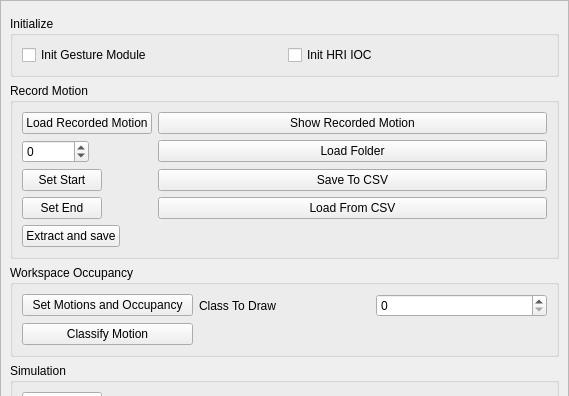
This is src/move3d-qt-gui-libs/src/qtMainInterface/sideWidgets/qtHriGesture.ui in jmainpri/move3d-studio as Qt 5 draws it before an edit; both pictures show x 0 to 569 and y 0 to 396 of the 569 by 991 pixel window. The edited form follows.
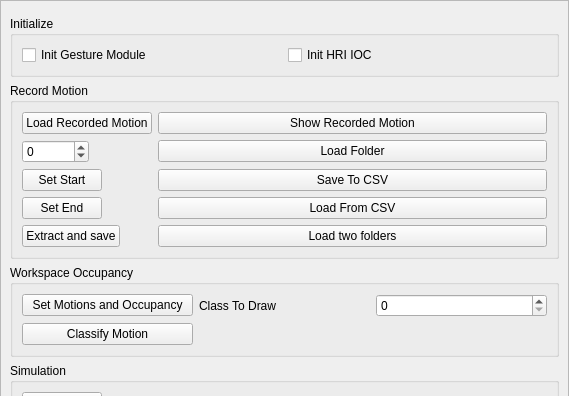
This is the edited form.

```diff
--- a/src/move3d-qt-gui-libs/src/qtMainInterface/sideWidgets/qtHriGesture.ui
+++ b/src/move3d-qt-gui-libs/src/qtMainInterface/sideWidgets/qtHriGesture.ui
@@ -148,6 +148,13 @@
             </property>
            </widget>
           </item>
+          <item row="4" column="1">
+           <widget class="QPushButton" name="pushButtonLoadTwoFolders">
+            <property name="text">
+             <string>Load two folders</string>
+            </property>
+           </widget>
+          </item>
          </layout>
         </widget>
        </item>
```
